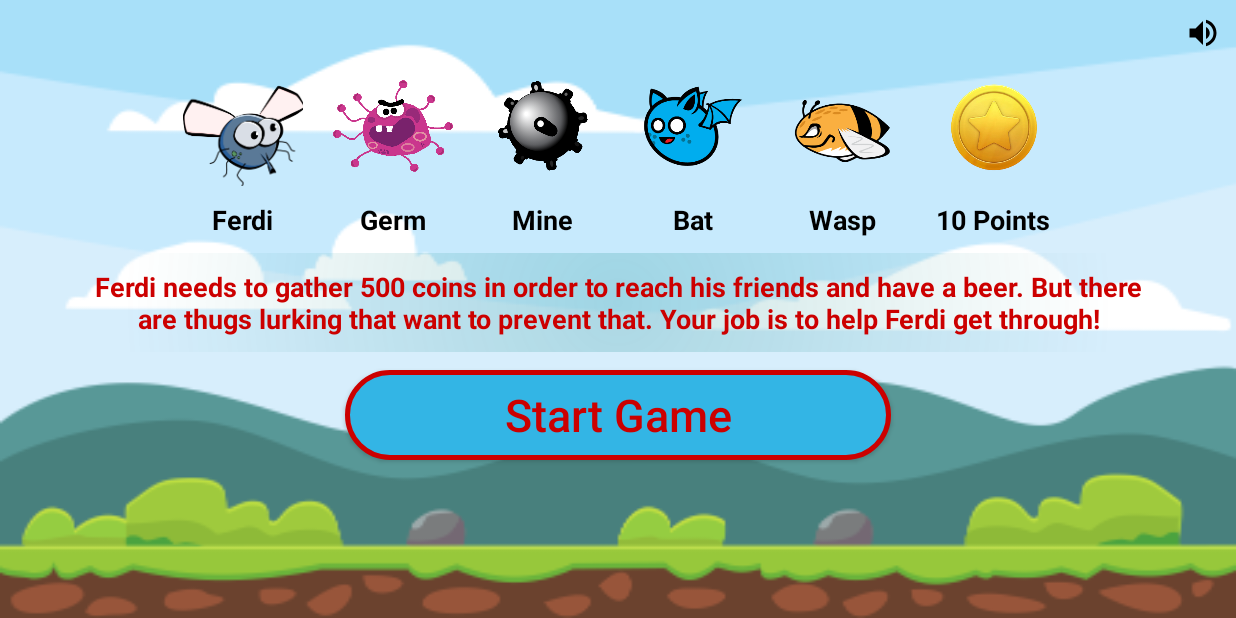
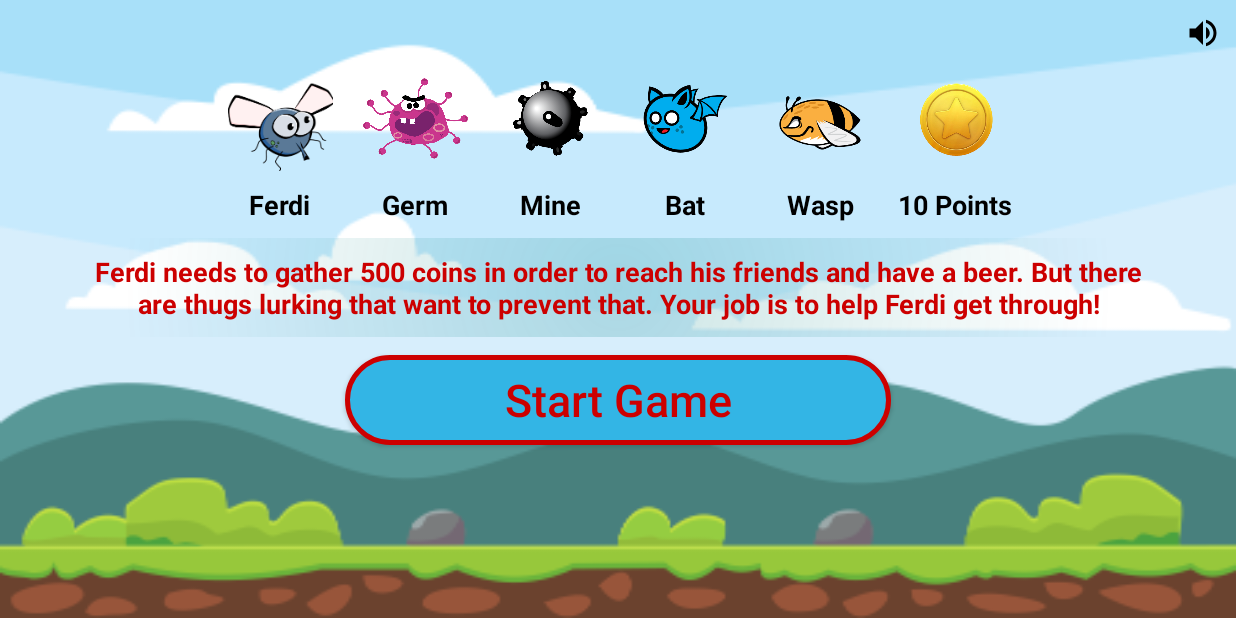
Before and after one commit to dennisbr3003/ferdithefly, an Android app: the screen it shows after launch (MainActivity), on a phone screen of 824 x 412 dp (held sideways). Run offline under Robolectric (Android 15) with nearby library versions, the phone set to English and light mode, and no system bars.

```diff
--- a/app/src/main/res/layout/activity_main.xml
+++ b/app/src/main/res/layout/activity_main.xml
@@ -30,8 +30,8 @@
 
             <ImageView
                 android:id="@+id/imageViewFerdi"
-                android:layout_width="100dp"
-                android:layout_height="100dp"
+                android:layout_width="90dp"
+                android:layout_height="90dp"
                 android:padding="10dp"
                 android:tag="bat_1"
                 app:srcCompat="@drawable/ferdi" />
@@ -54,10 +54,10 @@
 
             <ImageView
                 android:id="@+id/imageViewGerm"
-                android:layout_width="100dp"
-                android:layout_height="100dp"
-                app:srcCompat="@drawable/germ1"
-                android:padding="10dp"/>
+                android:layout_width="90dp"
+                android:layout_height="90dp"
+                android:padding="10dp"
+                app:srcCompat="@drawable/germ1" />
 
             <TextView
                 android:layout_width="wrap_content"
@@ -77,10 +77,10 @@
 
             <ImageView
                 android:id="@+id/imageViewMine"
-                android:layout_width="100dp"
-                android:layout_height="100dp"
-                app:srcCompat="@drawable/minesweeper_mine"
-                android:padding="20dp"/>
+                android:layout_width="90dp"
+                android:layout_height="90dp"
+                android:padding="20dp"
+                app:srcCompat="@drawable/minesweeper_mine" />
 
             <TextView
                 android:layout_width="wrap_content"
@@ -100,8 +100,8 @@
 
             <ImageView
                 android:id="@+id/imageViewBat"
-                android:layout_width="100dp"
-                android:layout_height="100dp"
+                android:layout_width="90dp"
+                android:layout_height="90dp"
                 android:padding="15dp"
                 android:tag="bat_1"
                 app:srcCompat="@drawable/bat_1" />
@@ -124,8 +124,8 @@
 
             <ImageView
                 android:id="@+id/imageViewWasp"
-                android:layout_width="100dp"
-                android:layout_height="100dp"
+                android:layout_width="90dp"
+                android:layout_height="90dp"
                 android:padding="15dp"
                 android:tag="b_2"
                 app:srcCompat="@drawable/b1" />
@@ -148,8 +148,8 @@
 
             <ImageView
                 android:id="@+id/imageViewCoin"
-                android:layout_width="100dp"
-                android:layout_height="100dp"
+                android:layout_width="90dp"
+                android:layout_height="90dp"
                 android:padding="18dp"
                 app:srcCompat="@drawable/coin" />
 
```
Also changed, not shown: app/src/main/java/com/dennis_brink/android/ferdithefly/GameActivity.java (+7 -3 lines), app/src/main/res/layout/activity_game.xml (+10 -0 lines).
